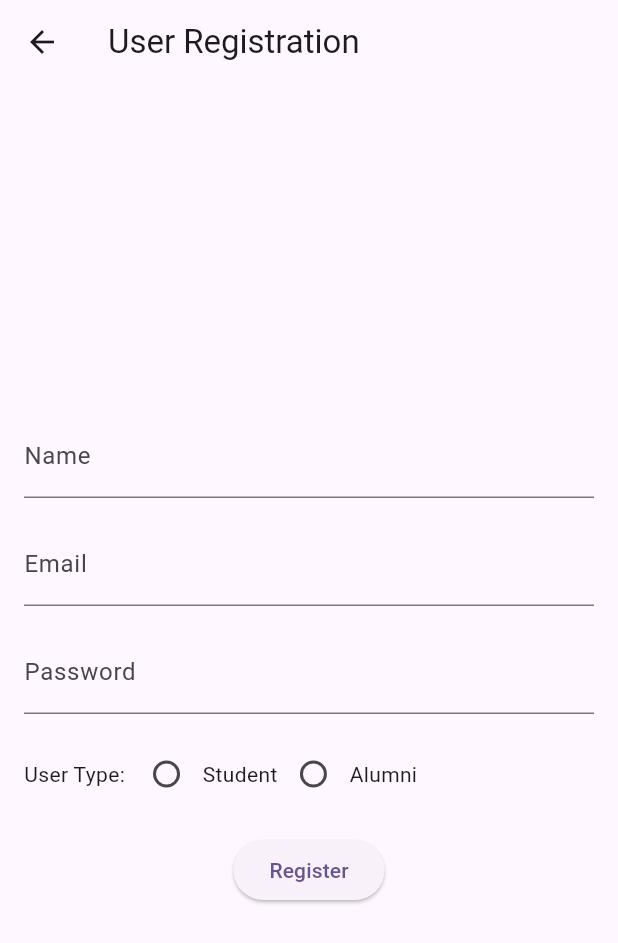
After one commit to Sanoj-Developer/alert_app, a Flutter app: the RegistrationView screen opened directly, on a phone screen of 412 x 824 dp. The commit adds this screen. Shown: the top 943 px of the screen. Run offline on Flutter 3.47's test engine with Material 3 defaults, Android fonts, the phone set to English and light mode, and no system bars; our stand-ins replace cloud_firestore, firebase_auth, firebase_core, get, google_sign_in, sizer; missing offline and left inert: flutter_facebook_auth; accounts and stored records are empty.

Commit message:
SignUp with Email and user stored into collection

```diff
--- /dev/null
+++ b/lib/data/controller/user_controller/user_controller.dart
@@ -0,0 +1,51 @@
+// controller.dart
+import 'package:firebase_auth/firebase_auth.dart';
+import 'package:get/get.dart';
+import 'package:khatri_alter/data/model/user_model/user_model.dart';
+import 'package:khatri_alter/data/service/user_service/user_service.dart';
+
+class RegistrationController extends GetxController {
+  final RegistrationService service = RegistrationService();
+
+  String? name;
+  String? email;
+  String? password;
+  String? userType;
+
+  void setName(String? value) {
+    name = value;
+  }
+
+  void setEmail(String? value) {
+    email = value;
+  }
+
+  void setPassword(String? value) {
+    password = value;
+  }
+
+  void setUserType(String? value) {
+    userType = value;
+  }
+
+  Future<void> registerUser() async {
+    try {
+      UserModel user = UserModel(
+          name: name!, email: email!, password: password!, userType: userType!);
+
+      // Register user in Firebase Authentication
+      UserCredential userCredential =
+          await FirebaseAuth.instance.createUserWithEmailAndPassword(
+        email: user.email,
+        password: user.password,
+      );
+
+      // Store additional user data in Cloud Firestore
+      await service.registerUser(user, userCredential.user?.uid ?? '');
+
+      Get.snackbar('Success', 'User registered successfully');
+    } catch (e) {
+      Get.snackbar('Error', 'Failed to register user: $e');
+    }
+  }
+}
--- /dev/null
+++ b/lib/data/model/user_model/user_model.dart
@@ -0,0 +1,8 @@
+class UserModel {
+  late String name;
+  late String email;
+  late String password;
+  late String userType;
+
+  UserModel({required this.name, required this.email, required this.password, required this.userType});
+}
--- /dev/null
+++ b/lib/data/service/user_service/user_service.dart
@@ -0,0 +1,23 @@
+import 'package:cloud_firestore/cloud_firestore.dart';
+import 'package:khatri_alter/data/model/user_model/user_model.dart';
+
+
+class RegistrationService {
+  final CollectionReference _userCollection =
+      FirebaseFirestore.instance.collection('student');
+
+  Future<void> registerUser(UserModel user, String s) async {
+    await _userCollection.add({
+      'name': user.name,
+      'email': user.email,
+      'userType': user.userType,
+    });
+  }
+  Future<void> signUpUser(UserModel user, String uid) async {
+  await _userCollection.doc(uid).set({
+    'name': user.name,
+    'email': user.email,
+    'userType': user.userType,
+  });
+}
+}
--- a/lib/data/utils/routes/routes.dart
+++ b/lib/data/utils/routes/routes.dart
@@ -13,7 +13,7 @@ class Routes {
   static final List<GetPage> pages = [
     GetPage(name: initial, page: () => const SplashView()),
     GetPage(name: login, page: () => const LoginView()),
-    GetPage(name: signUp, page: () => SignUpView()),
+    GetPage(name: signUp, page: () => const SignUpView()),
     GetPage(name: registrationForm, page: () => const RegistrationFormView()),
   ];
 }
--- a/lib/view/sign_up/sign_up_view.dart
+++ b/lib/view/sign_up/sign_up_view.dart
@@ -14,7 +14,7 @@ class SignUpView extends StatelessWidget {
   Widget build(BuildContext context) {
     final nameController = TextEditingController();
     final mobileController = TextEditingController();
-    final PasswordController = TextEditingController();
+    final passwordController = TextEditingController();
     return SafeArea(
       child: Scaffold(
         backgroundColor: AppColors.bgColors,
@@ -39,7 +39,7 @@ class SignUpView extends StatelessWidget {
                 height: 2.h,
               ),
               CustomTextFiled(
-                controller: PasswordController,
+                controller: passwordController,
                 hintText: "Password",
               ),
               SizedBox(
--- /dev/null
+++ b/lib/view/test_login/test_sign_up.dart
@@ -0,0 +1,63 @@
+import 'package:flutter/material.dart';
+import 'package:khatri_alter/data/controller/user_controller/user_controller.dart';
+
+
+class RegistrationView extends StatelessWidget {
+  final RegistrationController controller = RegistrationController();
+
+  @override
+  Widget build(BuildContext context) {
+    return Scaffold(
+      appBar: AppBar(
+        title: Text('User Registration'),
+      ),
+      body: Padding(
+        padding: const EdgeInsets.all(16.0),
+        child: Column(
+          mainAxisAlignment: MainAxisAlignment.center,
+          children: [
+            TextField(
+              onChanged: controller.setName,
+              decoration: InputDecoration(labelText: 'Name'),
+            ),
+            SizedBox(height: 16),
+            TextField(
+              onChanged: controller.setEmail,
+              decoration: InputDecoration(labelText: 'Email'),
+            ),
+            SizedBox(height: 16),
+            TextField(
+  onChanged: controller.setPassword,
+  obscureText: true,
+  decoration: InputDecoration(labelText: 'Password'),
+),   SizedBox(height: 16),
+            Row(
+              children: [
+                Text('User Type: '),
+                Radio(
+                  value: 'Student',
+                  groupValue: controller.userType,
+                  onChanged: controller.setUserType,
+                ),
+                Text('Student'),
+                Radio(
+                  value: 'Alumni',
+                  groupValue: controller.userType,
+                  onChanged: controller.setUserType,
+                ),
+                Text('Alumni'),
+              ],
+            ),
+            SizedBox(height: 16),
+            ElevatedButton(
+              onPressed: () async {
+                await controller.registerUser();
+              },
+              child: Text('Register'),
+            ),
+          ],
+        ),
+      ),
+    );
+  }
+}
--- a/pubspec.yaml
+++ b/pubspec.yaml
@@ -42,6 +42,7 @@ dependencies:
   google_sign_in: ^6.2.1
   flutter_facebook_auth: ^6.0.3
   shared_preferences: ^2.2.2
+  cloud_firestore: ^4.14.0
 
 
 dev_dependencies:
```
Also changed, not shown: pubspec.lock, 3 other files.
